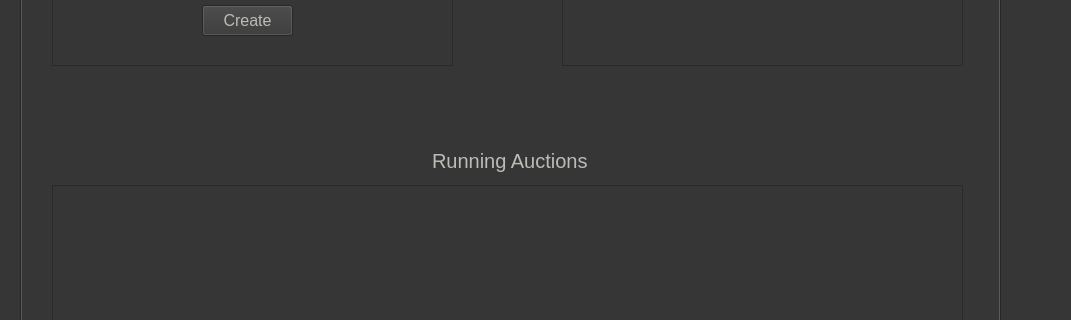
Above: ETM/homepage.ui from JWaters02/SDI-C6 before the change; both pictures show x 0 to 1071 and y 366 to 686 of the 1174 by 785 pixel window. Below: the same form after it.
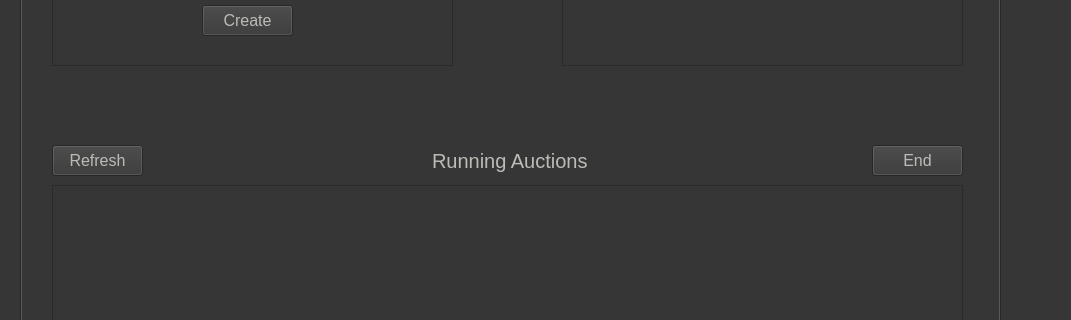
That is the form after the change.

Commit message: Finished cargo owner auction system

The edit to the form file:
```diff
--- a/ETM/homepage.ui
+++ b/ETM/homepage.ui
@@ -434,6 +434,42 @@
         <bool>true</bool>
        </property>
       </widget>
+      <widget class="QPushButton" name="btnCORefreshRunningAuction">
+       <property name="geometry">
+        <rect>
+         <x>30</x>
+         <y>380</y>
+         <width>91</width>
+         <height>31</height>
+        </rect>
+       </property>
+       <property name="styleSheet">
+        <string notr="true">background-color: rgb(54, 54, 54);
+font: 16px;
+color: rgb(186, 189, 182);</string>
+       </property>
+       <property name="text">
+        <string>Refresh</string>
+       </property>
+      </widget>
+      <widget class="QPushButton" name="btnCOEndRunningAuction">
+       <property name="geometry">
+        <rect>
+         <x>850</x>
+         <y>380</y>
+         <width>91</width>
+         <height>31</height>
+        </rect>
+       </property>
+       <property name="styleSheet">
+        <string notr="true">background-color: rgb(54, 54, 54);
+font: 16px;
+color: rgb(186, 189, 182);</string>
+       </property>
+       <property name="text">
+        <string>End</string>
+       </property>
+      </widget>
      </widget>
      <widget class="QWidget" name="tbFOrders_4">
       <attribute name="title">
```
The commit also changes 5 other files.
